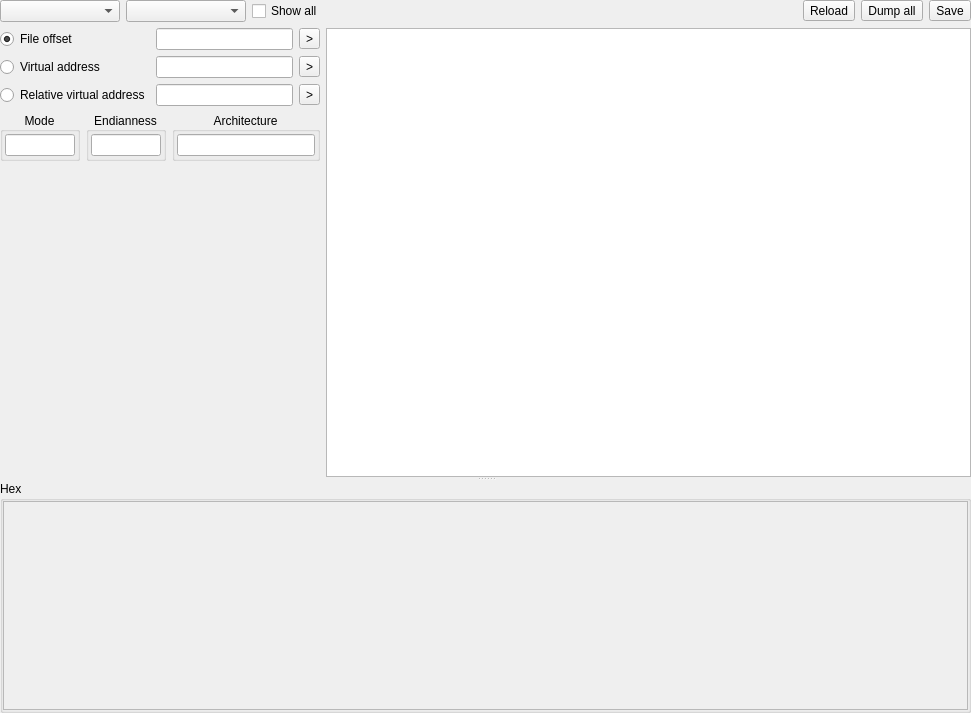
Old version of the form xmemorymapwidget.ui in the repository horsicq/XMemoryMapWidget.
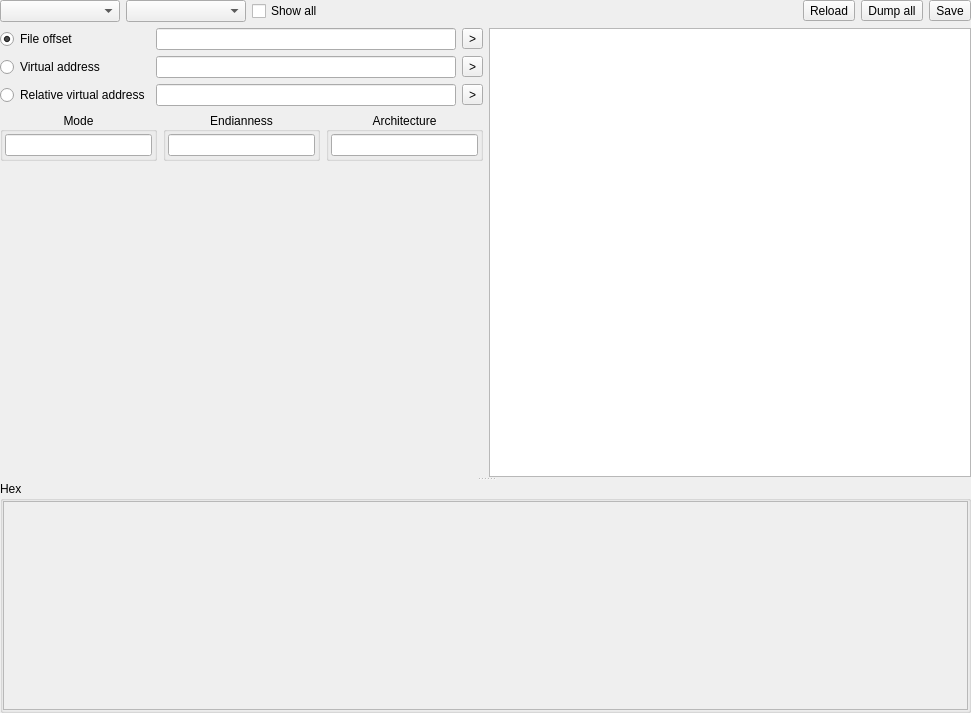
New version of the form. Custom widgets are drawn as their Qt base class.

Commit message: fix: adjust memory map widget column widths and line edit sizing

The edit to the form file:
```diff
--- a/xmemorymapwidget.ui
+++ b/xmemorymapwidget.ui
@@ -102,12 +102,6 @@
         <layout class="QHBoxLayout" name="horizontalLayout">
          <item>
           <widget class="QWidget" name="widgetLeft" native="true">
-           <property name="maximumSize">
-            <size>
-             <width>320</width>
-             <height>16777215</height>
-            </size>
-           </property>
            <layout class="QVBoxLayout" name="verticalLayout_2">
             <property name="leftMargin">
              <number>0</number>
@@ -207,12 +201,6 @@
              <layout class="QHBoxLayout" name="horizontalLayout_3">
               <item>
                <widget class="QGroupBox" name="groupBoxMode">
-                <property name="maximumSize">
-                 <size>
-                  <width>80</width>
-                  <height>16777215</height>
-                 </size>
-                </property>
                 <property name="title">
                  <string>Mode</string>
                 </property>
@@ -234,6 +222,12 @@
                  </property>
                  <item>
                   <widget class="QLineEdit" name="lineEditMode">
+                   <property name="sizePolicy">
+                    <sizepolicy hsizetype="Ignored" vsizetype="Fixed">
+                     <horstretch>0</horstretch>
+                     <verstretch>0</verstretch>
+                    </sizepolicy>
+                   </property>
                    <property name="alignment">
                     <set>Qt::AlignCenter</set>
                    </property>
@@ -247,12 +241,6 @@
               </item>
               <item>
                <widget class="QGroupBox" name="groupBoxEndianness">
-                <property name="maximumSize">
-                 <size>
-                  <width>80</width>
-                  <height>16777215</height>
-                 </size>
-                </property>
                 <property name="title">
                  <string>Endianness</string>
                 </property>
@@ -274,6 +262,12 @@
                  </property>
                  <item>
                   <widget class="QLineEdit" name="lineEditEndianness">
+                   <property name="sizePolicy">
+                    <sizepolicy hsizetype="Ignored" vsizetype="Fixed">
+                     <horstretch>0</horstretch>
+                     <verstretch>0</verstretch>
+                    </sizepolicy>
+                   </property>
                    <property name="alignment">
                     <set>Qt::AlignCenter</set>
                    </property>
@@ -308,6 +302,12 @@
                  </property>
                  <item>
                   <widget class="QLineEdit" name="lineEditArch">
+                   <property name="sizePolicy">
+                    <sizepolicy hsizetype="Ignored" vsizetype="Fixed">
+                     <horstretch>0</horstretch>
+                     <verstretch>0</verstretch>
+                    </sizepolicy>
+                   </property>
                    <property name="alignment">
                     <set>Qt::AlignCenter</set>
                    </property>
```
The commit also changes 2 other files.
